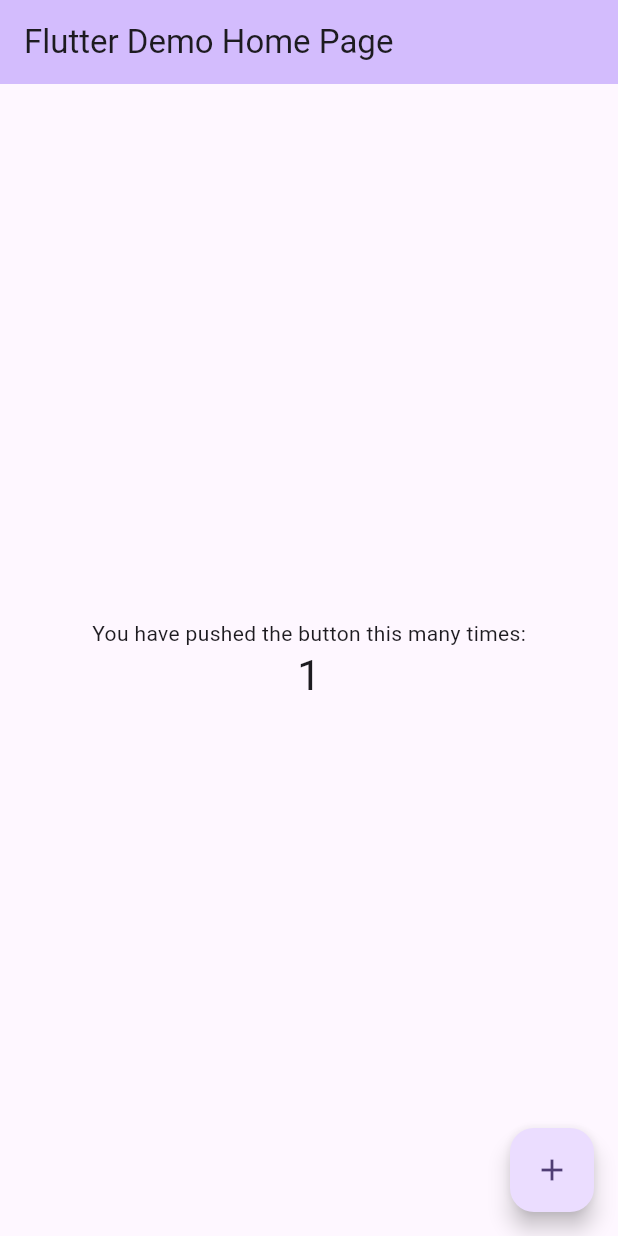
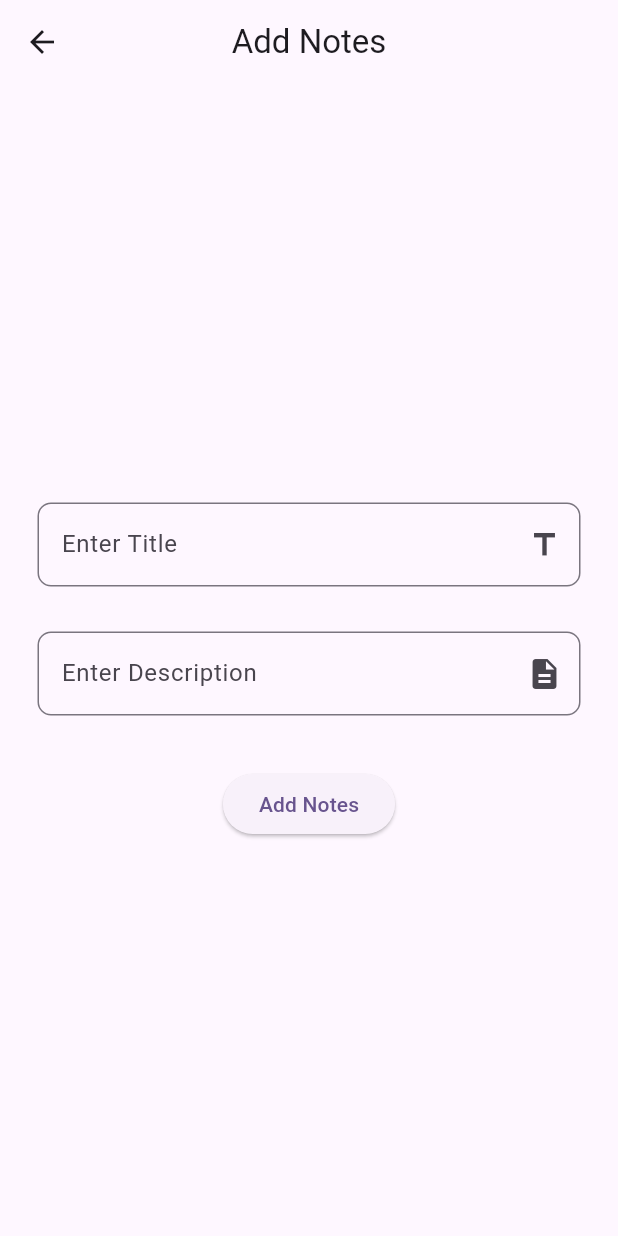
Before and after one commit to Khushi950k/NotesApp_getx, a Flutter app: the screen it shows after launch, after a tap on the "add" icon, on a phone screen of 412 x 824 dp. Run offline on Flutter 3.47's test engine with Material 3 defaults, Android fonts, the phone set to English and light mode, and no system bars; our stand-ins replace get, sqflite; accounts and stored records are empty.

Commit message:
Initial Commit

```diff
--- /dev/null
+++ b/lib/Controller/dbController.dart
@@ -0,0 +1,27 @@
+import 'package:get/get.dart';
+import 'package:notesapp_getx/Database/dbhelper.dart';
+import 'package:notesapp_getx/Models/notesmodel.dart';
+
+class DatabaseHelper extends GetxController{
+  var notes=<NotesModel>[].obs;
+  final DbHelper dbHelper=Get.put(DbHelper());
+
+  Future<void> _loadNotes()async{
+    await dbHelper.initDb();
+    notes.assignAll(await dbHelper.getNotes());
+  }
+
+  Future<void>addNotes(NotesModel notesModel)async{
+    await dbHelper.addNotes(notesModel);
+    notes.add(notesModel);
+  }
+  Future<void> updateNote(NotesModel note) async {
+    await dbHelper.UpdateNotes(note);
+    notes.refresh();
+  }
+
+  Future<void> deleteNote(int id) async {
+    await dbHelper.DeleteNotes(id);
+    notes.removeWhere((notes) => notes.noteid == id);
+  }
+}
--- /dev/null
+++ b/lib/Models/notesmodel.dart
@@ -0,0 +1,24 @@
+
+import '../Database/dbhelper.dart';
+
+class NotesModel {
+  int? noteid;
+  String title;
+  String desc;
+  NotesModel({required this.title, required this.desc, this.noteid});
+
+  factory NotesModel.fromMap(Map<String, dynamic> map) {
+    return NotesModel(
+        title: map[DbHelper.Note_title],
+        desc: map[DbHelper.Note_desc],
+        noteid: map[DbHelper.Note_id]);
+  }
+
+  Map<String,dynamic>toMap(){
+    return {
+      DbHelper.Note_id:noteid,
+      DbHelper.Note_title:title,
+      DbHelper.Note_desc:desc
+    };
+  }
+}
--- /dev/null
+++ b/lib/Screens/AddDataScreen.dart
@@ -0,0 +1,40 @@
+import 'package:flutter/material.dart';
+import 'package:get/get.dart';
+import 'package:notesapp_getx/Controller/dbController.dart';
+import 'package:notesapp_getx/Models/notesmodel.dart';
+import 'package:notesapp_getx/Widgets/UiHelper.dart';
+
+class AddDataScreen extends StatefulWidget {
+  const AddDataScreen({super.key});
+
+  @override
+  State<AddDataScreen> createState() => _AddDataScreenState();
+}
+
+class _AddDataScreenState extends State<AddDataScreen> {
+  final DatabaseHelper databaseHelper=Get.put(DatabaseHelper());
+  TextEditingController titleController=TextEditingController();
+  TextEditingController descController=TextEditingController();
+  @override
+  Widget build(BuildContext context) {
+    return Scaffold(
+      appBar: AppBar(
+        title: Text("Add Notes"),
+        centerTitle: true,
+      ),
+      body: Column(
+        mainAxisAlignment: MainAxisAlignment.center,
+        children: [
+          UiHelper.CustomTextField(titleController,"Enter Title", Icons.title),
+          UiHelper.CustomTextField(descController,"Enter Description", Icons.description),
+          SizedBox(height: 20),
+          ElevatedButton(onPressed: (){
+            final newnote=NotesModel(title: titleController.text.toString(), desc: descController.text.toString());
+            databaseHelper.addNotes(newnote);
+            Get.back();
+          }, child: Text("Add Notes"))
+
+        ],),
+    );
+  }
+}
--- /dev/null
+++ b/lib/Screens/notesapp.dart
@@ -0,0 +1,39 @@
+import 'package:flutter/material.dart';
+import 'package:get/get.dart';
+import 'package:notesapp_getx/Controller/dbController.dart';
+import 'package:notesapp_getx/Screens/AddDataScreen.dart';
+
+class NotesApp extends StatefulWidget {
+  const NotesApp({super.key});
+
+  @override
+  State<NotesApp> createState() => _NotesAppState();
+}
+
+class _NotesAppState extends State<NotesApp> {
+  final DatabaseHelper databaseHelper=Get.put(DatabaseHelper());
+  @override
+  Widget build(BuildContext context) {
+    return Obx((){
+      return Scaffold(
+        appBar: AppBar(
+          title: Text("Notes App"),
+          centerTitle: true,
+        ),
+        body: ListView.builder(itemBuilder: (context,index){
+          return ListTile(
+            leading: Text("${databaseHelper.notes[index].noteid}"),
+            title: Text("${databaseHelper.notes[index].title}"),
+            subtitle: Text("${databaseHelper.notes[index].desc}"),
+            trailing: IconButton(onPressed: (){
+              databaseHelper.deleteNote(databaseHelper.notes[index].noteid!);
+            }, icon: Icon(Icons.delete)),
+          );
+        },itemCount: databaseHelper.notes.length),
+        floatingActionButton: FloatingActionButton(onPressed: (){
+          Get.to(AddDataScreen());
+        },child: Icon(Icons.add),),
+      );
+    });
+  }
+}
--- /dev/null
+++ b/lib/Widgets/UiHelper.dart
@@ -0,0 +1,20 @@
+import 'package:flutter/cupertino.dart';
+import 'package:flutter/material.dart';
+
+class UiHelper{
+  static CustomTextField(TextEditingController controller,String text,IconData iconData){
+    return Padding(
+      padding: const EdgeInsets.symmetric(horizontal: 25,vertical: 15),
+      child: TextField(
+        controller: controller,
+        decoration: InputDecoration(
+            hintText: text,
+            suffixIcon: Icon(iconData),
+            border: OutlineInputBorder(
+                borderRadius: BorderRadius.circular(9)
+            )
+        ),
+      ),
+    );
+  }
+}
--- a/lib/main.dart
+++ b/lib/main.dart
@@ -1,4 +1,6 @@
 import 'package:flutter/material.dart';
+import 'package:get/get.dart';
+import 'package:notesapp_getx/Screens/notesapp.dart';
 
 void main() {
   runApp(const MyApp());
@@ -10,116 +12,14 @@
   // This widget is the root of your application.
   @override
   Widget build(BuildContext context) {
-    return MaterialApp(
-      title: 'Flutter Demo',
-      theme: ThemeData(
-        // This is the theme of your application.
-        //
-        // TRY THIS: Try running your application with "flutter run". You'll see
-        // the application has a purple toolbar. Then, without quitting the app,
-        // try changing the seedColor in the colorScheme below to Colors.green
-        // and then invoke "hot reload" (save your changes or press the "hot
-        // reload" button in a Flutter-supported IDE, or press "r" if you used
-        // the command line to start the app).
-        //
-        // Notice that the counter didn't reset back to zero; the application
-        // state is not lost during the reload. To reset the state, use hot
-        // restart instead.
-        //
-        // This works for code too, not just values: Most code changes can be
-        // tested with just a hot reload.
-        colorScheme: ColorScheme.fromSeed(seedColor: Colors.deepPurple),
-        useMaterial3: true,
-      ),
-      home: const MyHomePage(title: 'Flutter Demo Home Page'),
+    return GetMaterialApp(
+      debugShowCheckedModeBanner: false,
+        title: 'Flutter Demo',
+        theme: ThemeData(
+          colorScheme: ColorScheme.fromSeed(seedColor: Colors.deepPurple),
+          useMaterial3: true,
+        ),
+        home: NotesApp()
     );
   }
 }
-
-class MyHomePage extends StatefulWidget {
-  const MyHomePage({super.key, required this.title});
-
-  // This widget is the home page of your application. It is stateful, meaning
-  // that it has a State object (defined below) that contains fields that affect
-  // how it looks.
-
-  // This class is the configuration for the state. It holds the values (in this
-  // case the title) provided by the parent (in this case the App widget) and
-  // used by the build method of the State. Fields in a Widget subclass are
-  // always marked "final".
-
-  final String title;
-
-  @override
-  State<MyHomePage> createState() => _MyHomePageState();
-}
-
-class _MyHomePageState extends State<MyHomePage> {
-  int _counter = 0;
-
-  void _incrementCounter() {
-    setState(() {
-      // This call to setState tells the Flutter framework that something has
-      // changed in this State, which causes it to rerun the build method below
-      // so that the display can reflect the updated values. If we changed
-      // _counter without calling setState(), then the build method would not be
-      // called again, and so nothing would appear to happen.
-      _counter++;
-    });
-  }
-
-  @override
-  Widget build(BuildContext context) {
-    // This method is rerun every time setState is called, for instance as done
-    // by the _incrementCounter method above.
-    //
-    // The Flutter framework has been optimized to make rerunning build methods
-    // fast, so that you can just rebuild anything that needs updating rather
-    // than having to individually change instances of widgets.
-    return Scaffold(
-      appBar: AppBar(
-        // TRY THIS: Try changing the color here to a specific color (to
-        // Colors.amber, perhaps?) and trigger a hot reload to see the AppBar
-        // change color while the other colors stay the same.
-        backgroundColor: Theme.of(context).colorScheme.inversePrimary,
-        // Here we take the value from the MyHomePage object that was created by
-        // the App.build method, and use it to set our appbar title.
-        title: Text(widget.title),
-      ),
-      body: Center(
-        // Center is a layout widget. It takes a single child and positions it
-        // in the middle of the parent.
-        child: Column(
-          // Column is also a layout widget. It takes a list of children and
-          // arranges them vertically. By default, it sizes itself to fit its
-          // children horizontally, and tries to be as tall as its parent.
-          //
-          // Column has various properties to control how it sizes itself and
-          // how it positions its children. Here we use mainAxisAlignment to
-          // center the children vertically; the main axis here is the vertical
-          // axis because Columns are vertical (the cross axis would be
-          // horizontal).
-          //
-          // TRY THIS: Invoke "debug painting" (choose the "Toggle Debug Paint"
-          // action in the IDE, or press "p" in the console), to see the
-          // wireframe for each widget.
-          mainAxisAlignment: MainAxisAlignment.center,
-          children: <Widget>[
-            const Text(
-              'You have pushed the button this many times:',
-            ),
-            Text(
-              '$_counter',
-              style: Theme.of(context).textTheme.headlineMedium,
-            ),
-          ],
-        ),
-      ),
-      floatingActionButton: FloatingActionButton(
-        onPressed: _incrementCounter,
-        tooltip: 'Increment',
-        child: const Icon(Icons.add),
-      ), // This trailing comma makes auto-formatting nicer for build methods.
-    );
-  }
-}
--- a/pubspec.yaml
+++ b/pubspec.yaml
@@ -35,6 +35,9 @@ dependencies:
   # The following adds the Cupertino Icons font to your application.
   # Use with the CupertinoIcons class for iOS style icons.
   cupertino_icons: ^1.0.2
+  sqflite: ^2.3.0
+  path_provider: ^2.1.2
+  get: ^4.6.6
 
 dev_dependencies:
   flutter_test:
```
Also changed, not shown: lib/Database/dbhelper.dart (added, +63 -0 lines), pubspec.lock, 1 other file.
